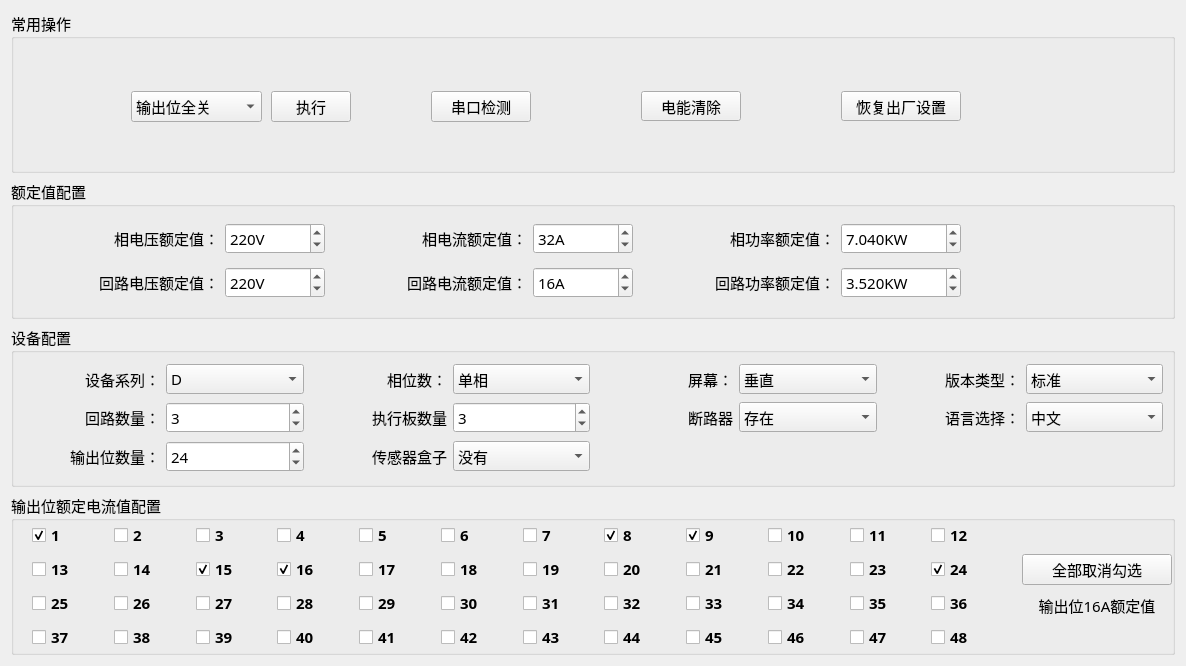
ChinaClever/MPro-Tools, file pro_qc/home/home_devwid.ui: the form before one commit.
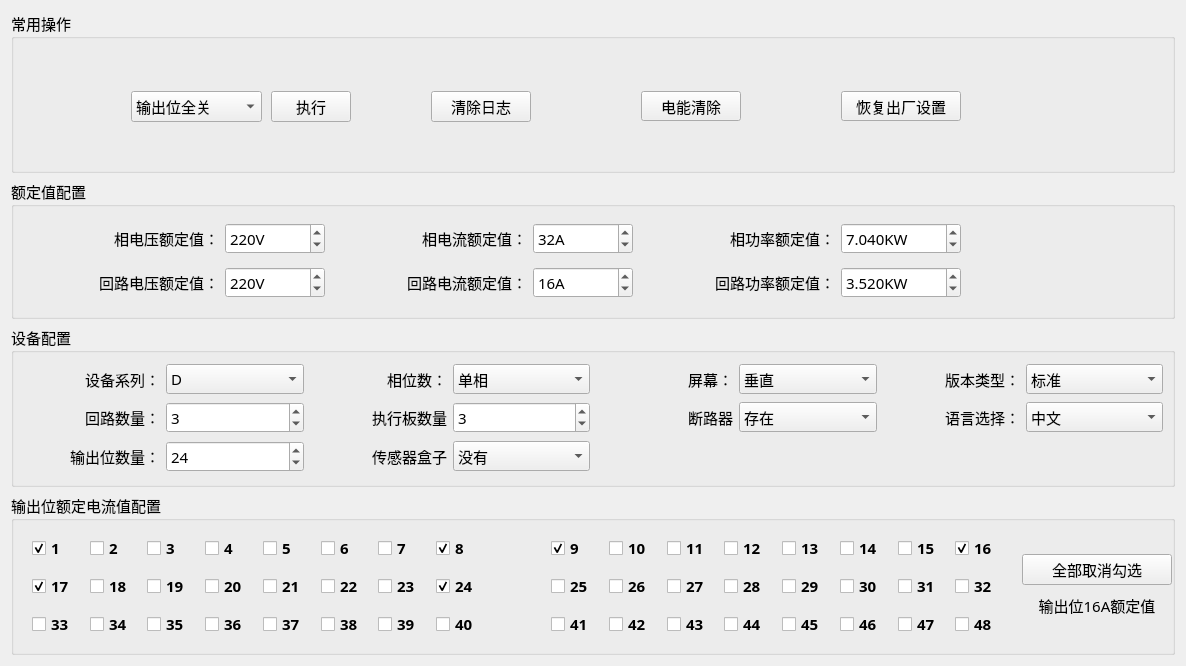
The form after the commit.

```diff
--- a/pro_qc/home/home_devwid.ui
+++ b/pro_qc/home/home_devwid.ui
@@ -35,7 +35,7 @@
        </rect>
       </property>
       <property name="text">
-       <string>串口检测</string>
+       <string>清除日志</string>
       </property>
      </widget>
      <widget class="QPushButton" name="outletBtn">
@@ -596,25 +596,6 @@
          </font>
         </property>
         <layout class="QGridLayout" name="gridLayout_3">
-         <property name="leftMargin">
-          <number>9</number>
-         </property>
-         <property name="topMargin">
-          <number>0</number>
-         </property>
-         <property name="bottomMargin">
-          <number>0</number>
-         </property>
-         <item row="0" column="0">
-          <widget class="QCheckBox" name="op_1">
-           <property name="text">
-            <string>1</string>
-           </property>
-           <property name="checked">
-            <bool>true</bool>
-           </property>
-          </widget>
-         </item>
          <item row="0" column="1">
           <widget class="QCheckBox" name="op_2">
            <property name="text">
@@ -622,31 +603,38 @@
            </property>
           </widget>
          </item>
-         <item row="0" column="2">
-          <widget class="QCheckBox" name="op_3">
+         <item row="2" column="1">
+          <widget class="QCheckBox" name="op_34">
            <property name="text">
-            <string>3</string>
+            <string>34</string>
            </property>
           </widget>
          </item>
-         <item row="0" column="3">
-          <widget class="QCheckBox" name="op_4">
+         <item row="0" column="14">
+          <widget class="QCheckBox" name="op_14">
            <property name="text">
-            <string>4</string>
+            <string>14</string>
            </property>
           </widget>
          </item>
-         <item row="0" column="4">
-          <widget class="QCheckBox" name="op_5">
+         <item row="1" column="5">
+          <widget class="QCheckBox" name="op_22">
            <property name="text">
-            <string>5</string>
+            <string>22</string>
            </property>
           </widget>
          </item>
-         <item row="0" column="5">
-          <widget class="QCheckBox" name="op_6">
+         <item row="2" column="16">
+          <widget class="QCheckBox" name="op_48">
            <property name="text">
-            <string>6</string>
+            <string>48</string>
+           </property>
+          </widget>
+         </item>
+         <item row="1" column="14">
+          <widget class="QCheckBox" name="op_30">
+           <property name="text">
+            <string>30</string>
            </property>
           </widget>
          </item>
@@ -657,305 +645,318 @@
            </property>
           </widget>
          </item>
-         <item row="0" column="7">
-          <widget class="QCheckBox" name="op_8">
-           <property name="text">
-            <string>8</string>
-           </property>
-           <property name="checked">
-            <bool>true</bool>
-           </property>
-          </widget>
-         </item>
-         <item row="0" column="8">
-          <widget class="QCheckBox" name="op_9">
-           <property name="text">
-            <string>9</string>
-           </property>
-           <property name="checked">
-            <bool>true</bool>
-           </property>
-          </widget>
-         </item>
-         <item row="0" column="9">
+         <item row="0" column="10">
           <widget class="QCheckBox" name="op_10">
            <property name="text">
             <string>10</string>
            </property>
           </widget>
          </item>
-         <item row="0" column="10">
-          <widget class="QCheckBox" name="op_11">
-           <property name="text">
-            <string>11</string>
-           </property>
-          </widget>
-         </item>
-         <item row="0" column="11">
-          <widget class="QCheckBox" name="op_12">
-           <property name="text">
-            <string>12</string>
-           </property>
-          </widget>
-         </item>
          <item row="1" column="0">
-          <widget class="QCheckBox" name="op_13">
-           <property name="text">
-            <string>13</string>
-           </property>
-          </widget>
-         </item>
-         <item row="1" column="1">
-          <widget class="QCheckBox" name="op_14">
-           <property name="text">
-            <string>14</string>
-           </property>
-          </widget>
-         </item>
-         <item row="1" column="2">
-          <widget class="QCheckBox" name="op_15">
-           <property name="text">
-            <string>15</string>
-           </property>
-           <property name="checked">
-            <bool>true</bool>
-           </property>
-          </widget>
-         </item>
-         <item row="1" column="3">
-          <widget class="QCheckBox" name="op_16">
-           <property name="text">
-            <string>16</string>
-           </property>
-           <property name="checked">
-            <bool>true</bool>
-           </property>
-          </widget>
-         </item>
-         <item row="1" column="4">
           <widget class="QCheckBox" name="op_17">
            <property name="text">
             <string>17</string>
            </property>
-          </widget>
-         </item>
-         <item row="1" column="5">
-          <widget class="QCheckBox" name="op_18">
-           <property name="text">
-            <string>18</string>
+           <property name="checked">
+            <bool>true</bool>
            </property>
           </widget>
          </item>
-         <item row="1" column="6">
+         <item row="1" column="2">
           <widget class="QCheckBox" name="op_19">
            <property name="text">
             <string>19</string>
            </property>
           </widget>
          </item>
-         <item row="1" column="7">
-          <widget class="QCheckBox" name="op_20">
+         <item row="2" column="15">
+          <widget class="QCheckBox" name="op_47">
            <property name="text">
-            <string>20</string>
+            <string>47</string>
            </property>
           </widget>
          </item>
-         <item row="1" column="8">
-          <widget class="QCheckBox" name="op_21">
-           <property name="text">
-            <string>21</string>
-           </property>
-          </widget>
-         </item>
-         <item row="1" column="9">
-          <widget class="QCheckBox" name="op_22">
-           <property name="text">
-            <string>22</string>
-           </property>
-          </widget>
-         </item>
-         <item row="1" column="10">
-          <widget class="QCheckBox" name="op_23">
-           <property name="text">
-            <string>23</string>
-           </property>
-          </widget>
-         </item>
-         <item row="1" column="11">
-          <widget class="QCheckBox" name="op_24">
-           <property name="text">
-            <string>24</string>
-           </property>
-           <property name="checked">
-            <bool>true</bool>
-           </property>
-          </widget>
-         </item>
-         <item row="2" column="0">
-          <widget class="QCheckBox" name="op_25">
-           <property name="text">
-            <string>25</string>
-           </property>
-          </widget>
-         </item>
-         <item row="2" column="1">
-          <widget class="QCheckBox" name="op_26">
-           <property name="text">
-            <string>26</string>
-           </property>
-          </widget>
-         </item>
-         <item row="2" column="2">
-          <widget class="QCheckBox" name="op_27">
-           <property name="text">
-            <string>27</string>
-           </property>
-          </widget>
-         </item>
-         <item row="2" column="3">
+         <item row="1" column="12">
           <widget class="QCheckBox" name="op_28">
            <property name="text">
             <string>28</string>
            </property>
           </widget>
          </item>
-         <item row="2" column="4">
-          <widget class="QCheckBox" name="op_29">
-           <property name="text">
-            <string>29</string>
-           </property>
-          </widget>
-         </item>
-         <item row="2" column="5">
-          <widget class="QCheckBox" name="op_30">
-           <property name="text">
-            <string>30</string>
-           </property>
-          </widget>
-         </item>
-         <item row="2" column="6">
+         <item row="1" column="15">
           <widget class="QCheckBox" name="op_31">
            <property name="text">
             <string>31</string>
            </property>
           </widget>
          </item>
-         <item row="2" column="7">
-          <widget class="QCheckBox" name="op_32">
-           <property name="text">
-            <string>32</string>
-           </property>
-          </widget>
-         </item>
-         <item row="2" column="8">
+         <item row="2" column="0">
           <widget class="QCheckBox" name="op_33">
            <property name="text">
             <string>33</string>
            </property>
           </widget>
          </item>
-         <item row="2" column="9">
-          <widget class="QCheckBox" name="op_34">
+         <item row="1" column="7">
+          <widget class="QCheckBox" name="op_24">
            <property name="text">
-            <string>34</string>
+            <string>24</string>
            </property>
+           <property name="checked">
+            <bool>true</bool>
+           </property>
           </widget>
          </item>
-         <item row="2" column="10">
-          <widget class="QCheckBox" name="op_35">
+         <item row="1" column="16">
+          <widget class="QCheckBox" name="op_32">
            <property name="text">
-            <string>35</string>
+            <string>32</string>
            </property>
           </widget>
          </item>
-         <item row="2" column="11">
+         <item row="0" column="7">
+          <widget class="QCheckBox" name="op_8">
+           <property name="text">
+            <string>8</string>
+           </property>
+           <property name="checked">
+            <bool>true</bool>
+           </property>
+          </widget>
+         </item>
+         <item row="1" column="9">
+          <widget class="QCheckBox" name="op_25">
+           <property name="text">
+            <string>25</string>
+           </property>
+          </widget>
+         </item>
+         <item row="2" column="14">
+          <widget class="QCheckBox" name="op_46">
+           <property name="text">
+            <string>46</string>
+           </property>
+          </widget>
+         </item>
+         <item row="0" column="9">
+          <widget class="QCheckBox" name="op_9">
+           <property name="text">
+            <string>9</string>
+           </property>
+           <property name="checked">
+            <bool>true</bool>
+           </property>
+          </widget>
+         </item>
+         <item row="2" column="3">
           <widget class="QCheckBox" name="op_36">
            <property name="text">
             <string>36</string>
            </property>
           </widget>
          </item>
-         <item row="3" column="0">
+         <item row="2" column="10">
+          <widget class="QCheckBox" name="op_42">
+           <property name="text">
+            <string>42</string>
+           </property>
+          </widget>
+         </item>
+         <item row="2" column="4">
           <widget class="QCheckBox" name="op_37">
            <property name="text">
             <string>37</string>
            </property>
           </widget>
          </item>
-         <item row="3" column="1">
-          <widget class="QCheckBox" name="op_38">
+         <item row="1" column="4">
+          <widget class="QCheckBox" name="op_21">
            <property name="text">
-            <string>38</string>
+            <string>21</string>
            </property>
           </widget>
          </item>
-         <item row="3" column="2">
+         <item row="2" column="6">
           <widget class="QCheckBox" name="op_39">
            <property name="text">
             <string>39</string>
            </property>
           </widget>
          </item>
-         <item row="3" column="3">
+         <item row="0" column="5">
+          <widget class="QCheckBox" name="op_6">
+           <property name="text">
+            <string>6</string>
+           </property>
+          </widget>
+         </item>
+         <item row="1" column="1">
+          <widget class="QCheckBox" name="op_18">
+           <property name="text">
+            <string>18</string>
+           </property>
+          </widget>
+         </item>
+         <item row="0" column="12">
+          <widget class="QCheckBox" name="op_12">
+           <property name="text">
+            <string>12</string>
+           </property>
+          </widget>
+         </item>
+         <item row="1" column="3">
+          <widget class="QCheckBox" name="op_20">
+           <property name="text">
+            <string>20</string>
+           </property>
+          </widget>
+         </item>
+         <item row="2" column="12">
+          <widget class="QCheckBox" name="op_44">
+           <property name="text">
+            <string>44</string>
+           </property>
+          </widget>
+         </item>
+         <item row="0" column="16">
+          <widget class="QCheckBox" name="op_16">
+           <property name="text">
+            <string>16</string>
+           </property>
+           <property name="checked">
+            <bool>true</bool>
+           </property>
+          </widget>
+         </item>
+         <item row="1" column="11">
+          <widget class="QCheckBox" name="op_27">
+           <property name="text">
+            <string>27</string>
+           </property>
+          </widget>
+         </item>
+         <item row="0" column="15">
+          <widget class="QCheckBox" name="op_15">
+           <property name="text">
+            <string>15</string>
+           </property>
+           <property name="checked">
+            <bool>false</bool>
+           </property>
+          </widget>
+         </item>
+         <item row="0" column="3">
+          <widget class="QCheckBox" name="op_4">
+           <property name="text">
+            <string>4</string>
+           </property>
+          </widget>
+         </item>
+         <item row="2" column="2">
+          <widget class="QCheckBox" name="op_35">
+           <property name="text">
+            <string>35</string>
+           </property>
+          </widget>
+         </item>
+         <item row="2" column="5">
+          <widget class="QCheckBox" name="op_38">
+           <property name="text">
+            <string>38</string>
+           </property>
+          </widget>
+         </item>
+         <item row="2" column="7">
           <widget class="QCheckBox" name="op_40">
            <property name="text">
             <string>40</string>
            </property>
           </widget>
          </item>
-         <item row="3" column="4">
-          <widget class="QCheckBox" name="op_41">
-           <property name="text">
-            <string>41</string>
-           </property>
-          </widget>
-         </item>
-         <item row="3" column="5">
-          <widget class="QCheckBox" name="op_42">
-           <property name="text">
-            <string>42</string>
-           </property>
-          </widget>
-         </item>
-         <item row="3" column="6">
+         <item row="2" column="11">
           <widget class="QCheckBox" name="op_43">
            <property name="text">
             <string>43</string>
            </property>
           </widget>
          </item>
-         <item row="3" column="7">
-          <widget class="QCheckBox" name="op_44">
+         <item row="0" column="2">
+          <widget class="QCheckBox" name="op_3">
            <property name="text">
-            <string>44</string>
+            <string>3</string>
            </property>
           </widget>
          </item>
-         <item row="3" column="8">
+         <item row="0" column="11">
+          <widget class="QCheckBox" name="op_11">
+           <property name="text">
+            <string>11</string>
+           </property>
+          </widget>
+         </item>
+         <item row="1" column="10">
+          <widget class="QCheckBox" name="op_26">
+           <property name="text">
+            <string>26</string>
+           </property>
+          </widget>
+         </item>
+         <item row="2" column="9">
+          <widget class="QCheckBox" name="op_41">
+           <property name="text">
+            <string>41</string>
+           </property>
+          </widget>
+         </item>
+         <item row="1" column="6">
+          <widget class="QCheckBox" name="op_23">
+           <property name="text">
+            <string>23</string>
+           </property>
+          </widget>
+         </item>
+         <item row="0" column="13">
+          <widget class="QCheckBox" name="op_13">
+           <property name="text">
+            <string>13</string>
+           </property>
+          </widget>
+         </item>
+         <item row="1" column="13">
+          <widget class="QCheckBox" name="op_29">
+           <property name="text">
+            <string>29</string>
+           </property>
+          </widget>
+         </item>
+         <item row="0" column="0">
+          <widget class="QCheckBox" name="op_1">
+           <property name="text">
+            <string>1</string>
+           </property>
+           <property name="checked">
+            <bool>true</bool>
+           </property>
+          </widget>
+         </item>
+         <item row="2" column="13">
           <widget class="QCheckBox" name="op_45">
            <property name="text">
             <string>45</string>
            </property>
           </widget>
          </item>
-         <item row="3" column="9">
-          <widget class="QCheckBox" name="op_46">
+         <item row="0" column="4">
+          <widget class="QCheckBox" name="op_5">
            <property name="text">
-            <string>46</string>
+            <string>5</string>
            </property>
           </widget>
          </item>
-         <item row="3" column="10">
-          <widget class="QCheckBox" name="op_47">
+         <item row="0" column="8">
+          <widget class="QLabel" name="label_20">
            <property name="text">
-            <string>47</string>
-           </property>
-          </widget>
-         </item>
-         <item row="3" column="11">
-          <widget class="QCheckBox" name="op_48">
-           <property name="text">
-            <string>48</string>
+            <string/>
            </property>
           </widget>
          </item>
```
Left out of the diff: 2 changed lines with no effect on the pictures.
